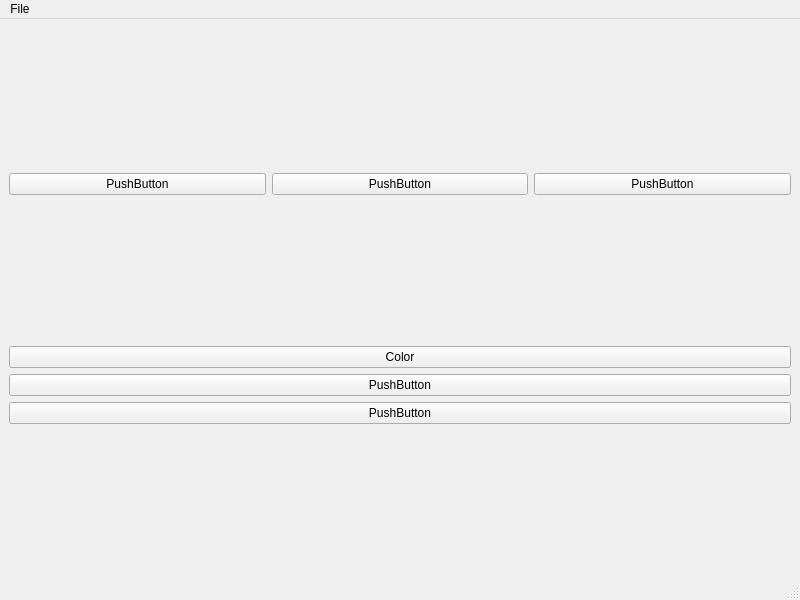
The window that mainwindow.ui (whiteApple03/QTCourseWork) describes before a commit, drawn with Qt 5.
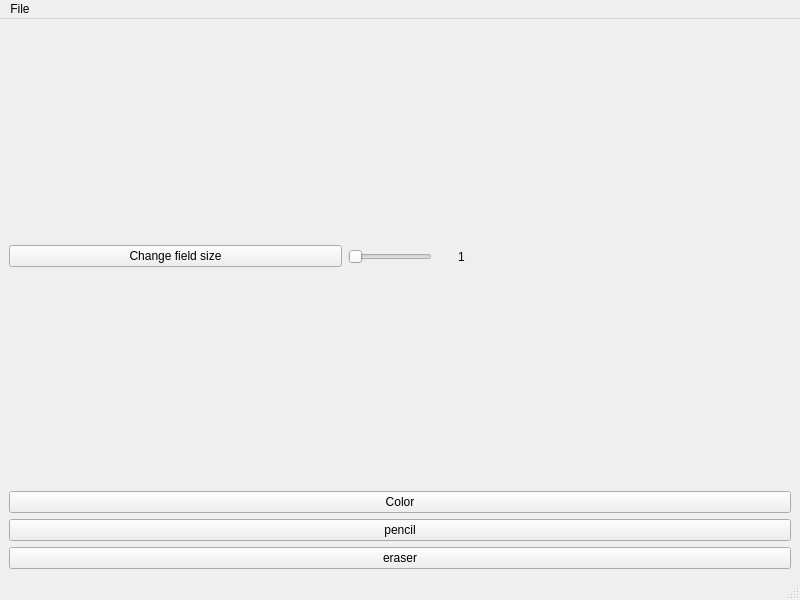
The same window after the commit.

What changed in the file:
```diff
--- a/mainwindow.ui
+++ b/mainwindow.ui
@@ -29,14 +29,14 @@
         <item>
          <widget class="QPushButton" name="pushButton_3">
           <property name="text">
-           <string>PushButton</string>
+           <string>pencil</string>
           </property>
          </widget>
         </item>
         <item>
          <widget class="QPushButton" name="pushButton">
           <property name="text">
-           <string>PushButton</string>
+           <string>eraser</string>
           </property>
          </widget>
         </item>
@@ -49,21 +49,49 @@
       <item>
        <widget class="QPushButton" name="pushButton_4">
         <property name="text">
-         <string>PushButton</string>
+         <string>Change field size</string>
         </property>
        </widget>
       </item>
       <item>
-       <widget class="QPushButton" name="pushButton_6">
-        <property name="text">
-         <string>PushButton</string>
+       <widget class="QSlider" name="selectedAreaSize">
+        <property name="sizePolicy">
+         <sizepolicy hsizetype="Maximum" vsizetype="Fixed">
+          <horstretch>0</horstretch>
+          <verstretch>0</verstretch>
+         </sizepolicy>
         </property>
+        <property name="minimum">
+         <number>1</number>
+        </property>
+        <property name="maximum">
+         <number>24</number>
+        </property>
+        <property name="orientation">
+         <enum>Qt::Orientation::Horizontal</enum>
+        </property>
        </widget>
       </item>
       <item>
-       <widget class="QPushButton" name="pushButton_5">
+       <spacer name="horizontalSpacer">
+        <property name="orientation">
+         <enum>Qt::Orientation::Horizontal</enum>
+        </property>
+        <property name="sizeType">
+         <enum>QSizePolicy::Policy::Fixed</enum>
+        </property>
+        <property name="sizeHint" stdset="0">
+         <size>
+          <width>20</width>
+          <height>10</height>
+         </size>
+        </property>
+       </spacer>
+      </item>
+      <item>
+       <widget class="QLabel" name="selectedAreaSizeLabel">
         <property name="text">
-         <string>PushButton</string>
+         <string>1</string>
         </property>
        </widget>
       </item>
```
Left out of the diff: 18 changed lines with no effect on the pictures.
